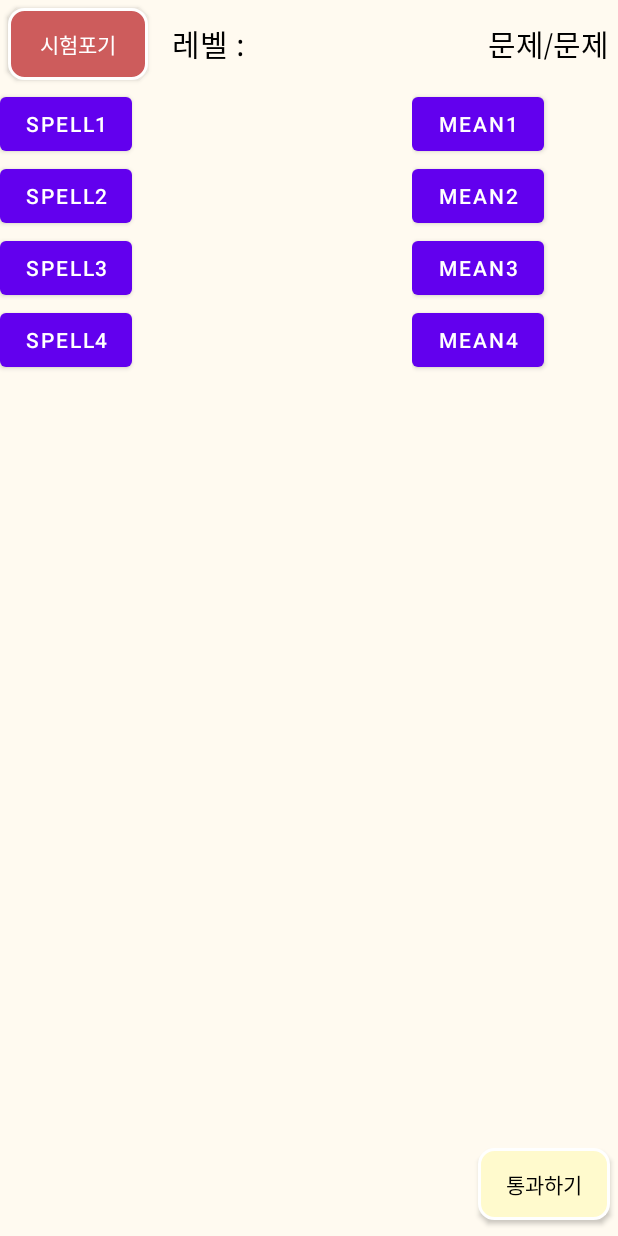
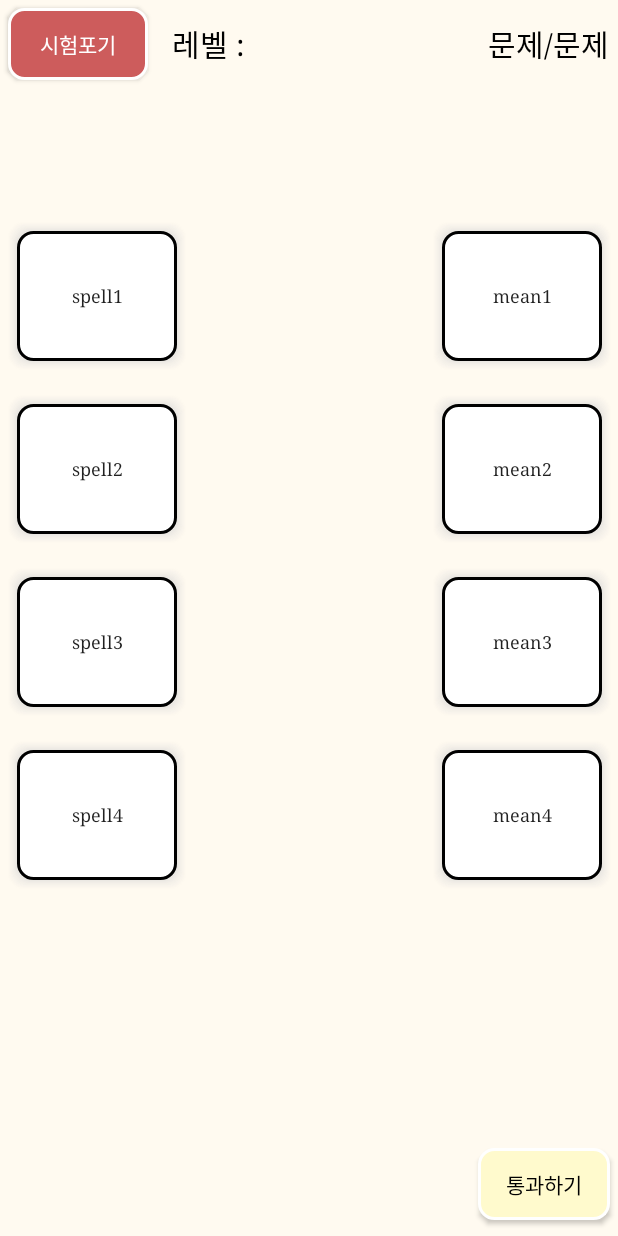
Before and after one commit to ghc1124/VocaUp, an Android app: the SpellingMeanLink screen opened directly, with no data from a screen before it, on a phone screen of 412 x 824 dp. Run offline under Robolectric (Android 15) with nearby library versions, the phone set to English and light mode, and no system bars; 5 statements that could not run were skipped.

Commit message:
20210318 중간점검

```diff
--- a/app/src/main/java/com/test/vocaup/quiz/SpellingMeanLink.java
+++ b/app/src/main/java/com/test/vocaup/quiz/SpellingMeanLink.java
@@ -36,6 +36,9 @@ public class SpellingMeanLink extends AppCompatActivity {
     Button[] Show_but_array;
     Button[] Select_but_array;
     Link_line line;
+
+    private int[] loc = new int[2];
+
     @Override
     protected void onCreate(Bundle savedInstanceState) {
         super.onCreate(savedInstanceState);
@@ -91,7 +94,6 @@ public class SpellingMeanLink extends AppCompatActivity {
 
     class SelectBtnOnClickListener implements Button.OnClickListener {
         @Override
-
         public void onClick(View view) {
             int click_but = -1;
             for(int i=0;i<problem_list.size();i++){
--- a/app/src/main/res/layout/activity_blank_spelling.xml
+++ b/app/src/main/res/layout/activity_blank_spelling.xml
@@ -66,7 +66,7 @@
             android:gravity="center"
             android:text="blank_spelling"
             android:textColor="@color/black"
-            android:textSize="40dp" />
+            android:textSize="20sp" />
 
 
     </LinearLayout>
@@ -83,7 +83,7 @@
 
             <android.widget.Button
                 android:id="@+id/button0"
-                android:layout_width="wrap_content"
+                android:layout_width="match_parent"
                 android:layout_height="match_parent"
                 android:layout_weight="1"
                 android:background="@drawable/button_blue_big3"
@@ -93,7 +93,7 @@
 
             <android.widget.Button
                 android:id="@+id/button1"
-                android:layout_width="wrap_content"
+                android:layout_width="match_parent"
                 android:layout_height="match_parent"
                 android:layout_weight="1"
                 android:background="@drawable/button_blue_big3"
@@ -109,7 +109,7 @@
 
             <android.widget.Button
                 android:id="@+id/button2"
-                android:layout_width="wrap_content"
+                android:layout_width="match_parent"
                 android:layout_height="match_parent"
                 android:layout_weight="1"
                 android:background="@drawable/button_blue_big3"
@@ -119,7 +119,7 @@
 
             <android.widget.Button
                 android:id="@+id/button3"
-                android:layout_width="wrap_content"
+                android:layout_width="match_parent"
                 android:layout_height="match_parent"
                 android:layout_weight="1"
                 android:background="@drawable/button_blue_big3"
--- a/app/src/main/res/layout/activity_mean_spelling.xml
+++ b/app/src/main/res/layout/activity_mean_spelling.xml
@@ -89,7 +89,7 @@
 
             <android.widget.Button
                 android:id="@+id/button0"
-                android:layout_width="wrap_content"
+                android:layout_width="match_parent"
                 android:layout_height="match_parent"
                 android:layout_weight="1"
                 android:background="@drawable/button_blue_big3"
@@ -99,7 +99,7 @@
 
             <android.widget.Button
                 android:id="@+id/button1"
-                android:layout_width="wrap_content"
+                android:layout_width="match_parent"
                 android:layout_height="match_parent"
                 android:layout_weight="1"
                 android:background="@drawable/button_blue_big3"
@@ -115,7 +115,7 @@
 
             <android.widget.Button
                 android:id="@+id/button2"
-                android:layout_width="wrap_content"
+                android:layout_width="match_parent"
                 android:layout_height="match_parent"
                 android:layout_weight="1"
                 android:background="@drawable/button_blue_big3"
@@ -125,7 +125,7 @@
 
             <android.widget.Button
                 android:id="@+id/button3"
-                android:layout_width="wrap_content"
+                android:layout_width="match_parent"
                 android:layout_height="match_parent"
                 android:layout_weight="1"
                 android:background="@drawable/button_blue_big3"
--- a/app/src/main/res/layout/activity_spelling_mean.xml
+++ b/app/src/main/res/layout/activity_spelling_mean.xml
@@ -88,7 +88,7 @@
 
             <android.widget.Button
                 android:id="@+id/button0"
-                android:layout_width="wrap_content"
+                android:layout_width="match_parent"
                 android:layout_height="match_parent"
                 android:layout_weight="1"
                 android:background="@drawable/button_blue_big3"
@@ -98,7 +98,7 @@
 
             <android.widget.Button
                 android:id="@+id/button1"
-                android:layout_width="wrap_content"
+                android:layout_width="match_parent"
                 android:layout_height="match_parent"
                 android:layout_weight="1"
                 android:background="@drawable/button_blue_big3"
@@ -114,7 +114,7 @@
 
             <android.widget.Button
                 android:id="@+id/button2"
-                android:layout_width="wrap_content"
+                android:layout_width="match_parent"
                 android:layout_height="match_parent"
                 android:layout_weight="1"
                 android:background="@drawable/button_blue_big3"
@@ -124,7 +124,7 @@
 
             <android.widget.Button
                 android:id="@+id/button3"
-                android:layout_width="wrap_content"
+                android:layout_width="match_parent"
                 android:layout_height="match_parent"
                 android:layout_weight="1"
                 android:background="@drawable/button_blue_big3"
--- a/app/src/main/res/layout/activity_spelling_mean_link.xml
+++ b/app/src/main/res/layout/activity_spelling_mean_link.xml
@@ -52,6 +52,7 @@
     </LinearLayout>
 
     <LinearLayout
+        android:id="@+id/linearBack"
         android:layout_width="match_parent"
         android:layout_height="match_parent"
         android:layout_weight="4"
@@ -61,50 +62,75 @@
         <TableLayout
             android:layout_width="match_parent"
             android:layout_height="match_parent"
-            android:layout_weight="5">
+            android:layout_weight="5.5"
+            android:gravity="center">
 
             <TableRow
                 android:layout_width="match_parent"
-                android:layout_height="match_parent" >
+                android:layout_height="match_parent"
+                android:layout_marginBottom="15dp"
+                android:gravity="center">
 
-                <Button
+                <android.widget.Button
                     android:id="@+id/show_0"
-                    android:layout_width="match_parent"
-                    android:layout_height="match_parent"
-                    android:text="spell1" />
+                    android:layout_width="120dp"
+                    android:layout_height="100dp"
+                    android:background="@drawable/button_blue_big3"
+                    android:text="spell1"
+                    android:textAllCaps="false"
+                    android:textSize="12sp"
+                    android:typeface="serif" />
             </TableRow>
 
             <TableRow
                 android:layout_width="match_parent"
-                android:layout_height="match_parent" >
+                android:layout_height="match_parent"
+                android:layout_marginBottom="15dp"
+                android:gravity="center">
 
-                <Button
+                <android.widget.Button
                     android:id="@+id/show_1"
-                    android:layout_width="wrap_content"
-                    android:layout_height="wrap_content"
-                    android:text="spell2" />
+                    android:layout_width="120dp"
+                    android:layout_height="100dp"
+                    android:background="@drawable/button_blue_big3"
+                    android:text="spell2"
+                    android:textAllCaps="false"
+                    android:textSize="12sp"
+                    android:typeface="serif" />
             </TableRow>
 
             <TableRow
                 android:layout_width="match_parent"
-                android:layout_height="match_parent" >
+                android:layout_height="match_parent"
+                android:layout_marginBottom="15dp"
+                android:gravity="center">
 
-                <Button
+                <android.widget.Button
                     android:id="@+id/show_2"
-                    android:layout_width="wrap_content"
-                    android:layout_height="wrap_content"
-                    android:text="spell3" />
+                    android:layout_width="120dp"
+                    android:layout_height="100dp"
+                    android:background="@drawable/button_blue_big3"
+                    android:text="spell3"
+                    android:textAllCaps="false"
+                    android:textSize="12sp"
+                    android:typeface="serif" />
             </TableRow>
 
             <TableRow
                 android:layout_width="match_parent"
-                android:layout_height="match_parent" >
+                android:layout_height="match_parent"
+                android:layout_marginBottom="15dp"
+                android:gravity="center">
 
-                <Button
+                <android.widget.Button
                     android:id="@+id/show_3"
-                    android:layout_width="wrap_content"
-                    android:layout_height="wrap_content"
-                    android:text="spell4" />
+                    android:layout_width="120dp"
+                    android:layout_height="100dp"
+                    android:background="@drawable/button_blue_big3"
+                    android:text="spell4"
+                    android:textAllCaps="false"
+                    android:textSize="12sp"
+                    android:typeface="serif" />
             </TableRow>
         </TableLayout>
 
@@ -119,50 +145,75 @@
         <TableLayout
             android:layout_width="match_parent"
             android:layout_height="match_parent"
-            android:layout_weight="5">
+            android:layout_weight="5.5"
+            android:gravity="center">
 
             <TableRow
                 android:layout_width="match_parent"
-                android:layout_height="match_parent" >
+                android:layout_height="match_parent"
+                android:layout_marginBottom="15dp"
+                android:gravity="center">
 
-                <Button
+                <android.widget.Button
                     android:id="@+id/select_0"
-                    android:layout_width="wrap_content"
-                    android:layout_height="wrap_content"
-                    android:text="mean1" />
+                    android:layout_width="120dp"
+                    android:layout_height="100dp"
+                    android:background="@drawable/button_blue_big3"
+                    android:text="mean1"
+                    android:textAllCaps="false"
+                    android:textSize="12sp"
+                    android:typeface="serif" />
             </TableRow>
 
             <TableRow
                 android:layout_width="match_parent"
-                android:layout_height="match_parent" >
+                android:layout_height="match_parent"
+                android:layout_marginBottom="15dp"
+                android:gravity="center">
 
-                <Button
+                <android.widget.Button
                     android:id="@+id/select_1"
-                    android:layout_width="wrap_content"
-                    android:layout_height="wrap_content"
-                    android:text="mean2" />
+                    android:layout_width="120dp"
+                    android:layout_height="100dp"
+                    android:background="@drawable/button_blue_big3"
+                    android:text="mean2"
+                    android:textAllCaps="false"
+                    android:textSize="12sp"
+                    android:typeface="serif" />
             </TableRow>
 
             <TableRow
                 android:layout_width="match_parent"
-                android:layout_height="match_parent" >
+                android:layout_height="match_parent"
+                android:layout_marginBottom="15dp"
+                android:gravity="center">
 
-                <Button
+                <android.widget.Button
                     android:id="@+id/select_2"
-                    android:layout_width="wrap_content"
-                    android:layout_height="wrap_content"
-                    android:text="mean3" />
+                    android:layout_width="120dp"
+                    android:layout_height="100dp"
+                    android:background="@drawable/button_blue_big3"
+                    android:text="mean3"
+                    android:textAllCaps="false"
+                    android:textSize="12sp"
+                    android:typeface="serif" />
             </TableRow>
 
             <TableRow
                 android:layout_width="match_parent"
-                android:layout_height="match_parent" >
+                android:layout_height="match_parent"
+                android:layout_marginBottom="15dp"
+                android:gravity="center">
 
-                <Button
+                <android.widget.Button
                     android:id="@+id/select_3"
-                    android:layout_width="wrap_content"
-                    android:layout_height="wrap_content"
-                    android:text="mean4" />
+                    android:layout_width="120dp"
+                    android:layout_height="100dp"
+                    android:background="@drawable/button_blue_big3"
+                    android:text="mean4"
+                    android:textAllCaps="false"
+                    android:textSize="12sp"
+                    android:typeface="serif" />
             </TableRow>
         </TableLayout>
     </LinearLayout>
```
Also changed, not shown: app/src/main/java/com/test/vocaup/draw/Link_line.java (+1 -1 lines).
